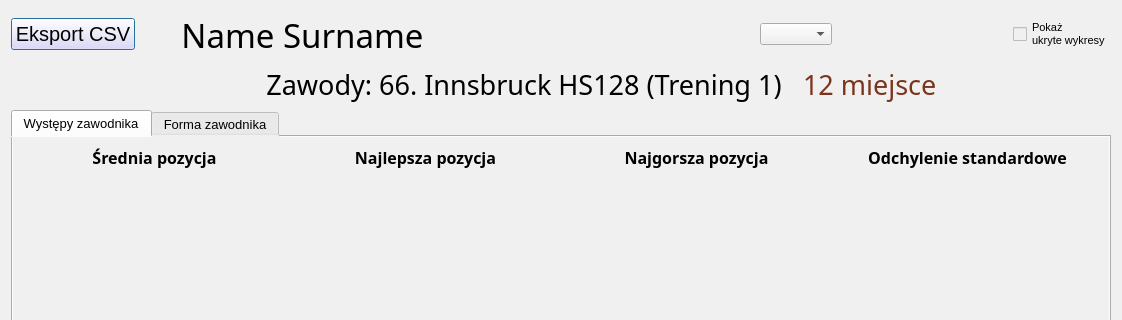
Qt form source/UI/Seasons/Stats/JumperStatsWindow.ui (SiekamCebule/sj-sim) before a commit; both pictures show x 0 to 1122 and y 0 to 320 of the 1122 by 844 pixel window.
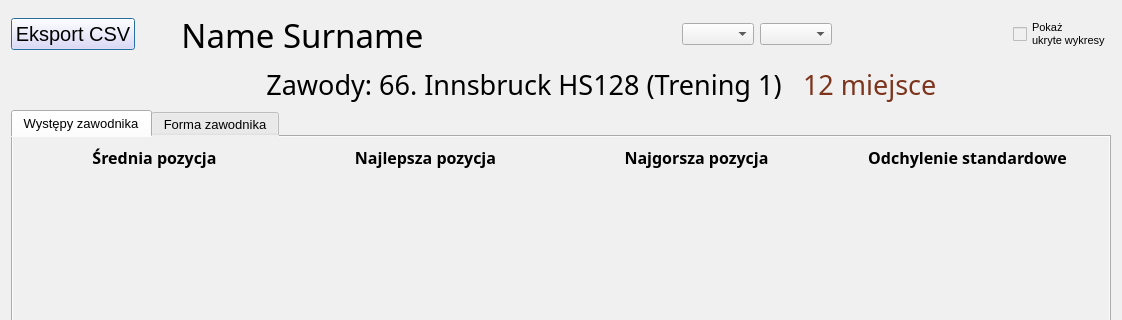
The same form after that commit.

Commit message: multi calendar feature improvements

Patch:
```diff
--- a/source/UI/Seasons/Stats/JumperStatsWindow.ui
+++ b/source/UI/Seasons/Stats/JumperStatsWindow.ui
@@ -21,7 +21,7 @@
   </property>
   <layout class="QVBoxLayout" name="verticalLayout_2">
    <item>
-    <layout class="QHBoxLayout" name="horizontalLayout" stretch="0,0,0,0,0,0,0,0,0,0,0,0,0,0,0,0,0">
+    <layout class="QHBoxLayout" name="horizontalLayout" stretch="0,0,0,0,0,0,0,0,0,0,0,0,0,0,0,0,0,0">
      <item>
       <widget class="QPushButton" name="pushButton_csvExport">
        <property name="font">
@@ -138,6 +138,9 @@
        </property>
       </spacer>
      </item>
+     <item>
+      <widget class="QComboBox" name="comboBox_calendar"/>
+     </item>
      <item>
       <widget class="QComboBox" name="comboBox_hillFilter"/>
      </item>
```
The commit also changes 18 other files.
